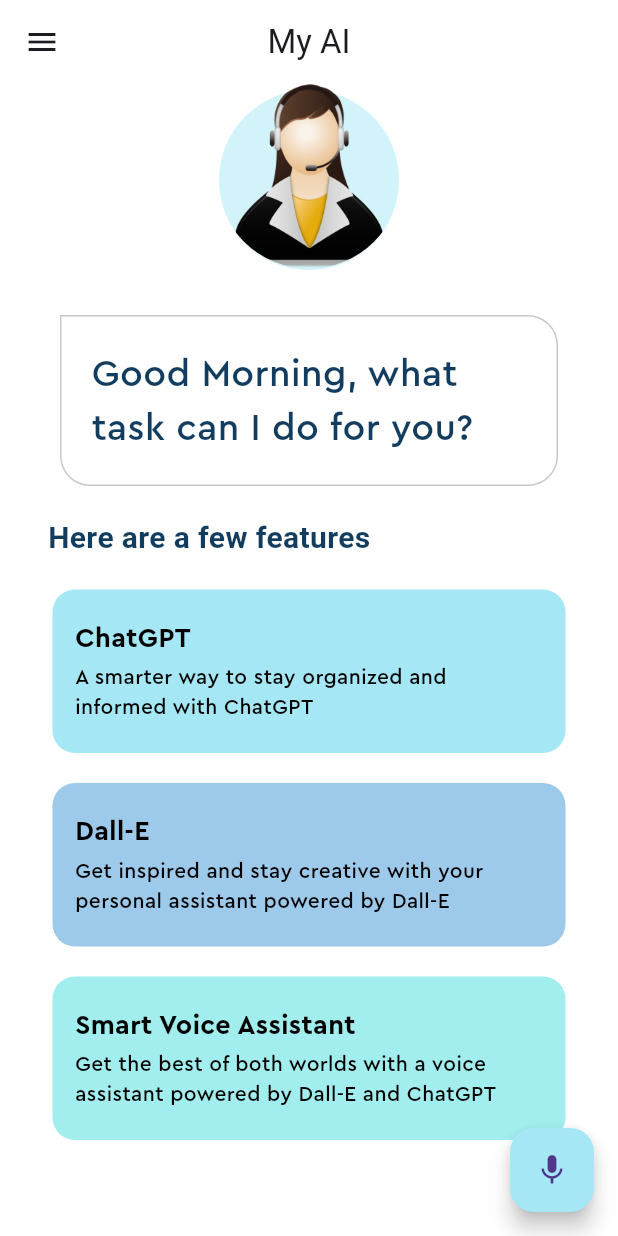
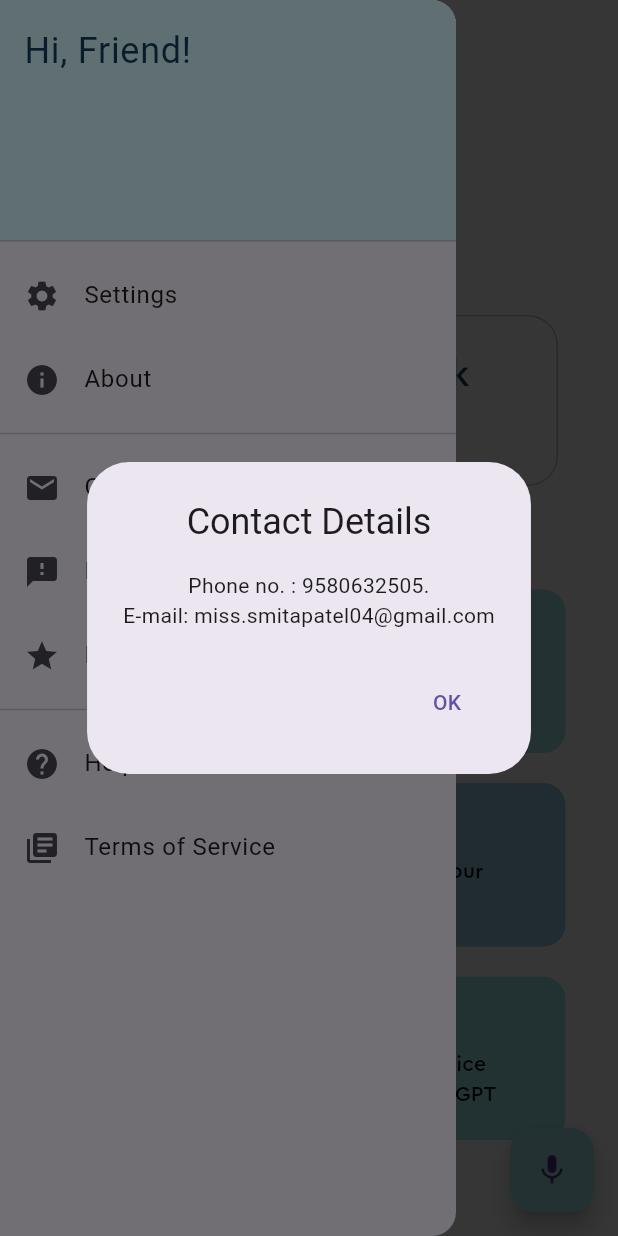
Before and after one commit to SmitaPatel19/My-AI, a Flutter app: the screen it shows after launch, after a tap on the "menu" icon, after a tap on "Contact Us", on a phone screen of 412 x 824 dp. Run offline on Flutter 3.47's test engine with Material 3 defaults, Android fonts, the phone set to English and light mode, and no system bars; our stand-ins replace animate_do, flutter_tts, speech_to_text.

Commit message:
fully prepared

```diff
--- a/lib/home_page.dart
+++ b/lib/home_page.dart
@@ -15,6 +15,7 @@ class HomePage extends StatefulWidget {
 }
 
 class _HomePageState extends State<HomePage> {
+
   final speechToText = SpeechToText();
   final flutterTts = FlutterTts();
   String lastWords = '';
@@ -124,9 +125,7 @@ class _HomePageState extends State<HomePage> {
               title: Text('Contact Us'),
               leading: Icon(Icons.mail), // Add an icon
               onTap: () {
-                // Handle the 'Contact Us' item tap
-                Navigator.pop(context); // Close the drawer
-                // Perform additional actions if needed
+                _showContactDialog();
               },
             ),
             ListTile(
@@ -227,7 +226,7 @@ class _HomePageState extends State<HomePage> {
                     padding: const EdgeInsets.symmetric(vertical: 10.0),
                     child: Text(
                       generatedContent == null
-                          ? 'Good Morning, what task can I do for you?'
+                          ? 'Hi, Friend!, what task can I do for you?'
                           : generatedContent!,
                       style: TextStyle(
                         fontFamily: 'Cera Pro',
@@ -255,7 +254,7 @@ class _HomePageState extends State<HomePage> {
                   alignment: Alignment.centerLeft,
                   margin: const EdgeInsets.only(top: 10, left: 22),
                   child: const Text(
-                    'Here are a few features',
+                    'Here are few features',
                     style: TextStyle(
                       color: Pallete.mainFontColor,
                       fontSize: 20,
@@ -341,10 +340,30 @@ class _HomePageState extends State<HomePage> {
       context: context,
       builder: (BuildContext context) {
         return AlertDialog(
-          title: Text('About'),
+          title: Text('About',textAlign: TextAlign.center,),
           content: Text('I am Smita Patel studying B.Tech in Computer'
               ' Science in Indian Institute of Information Technology. I build apps using  flutter, dart. '
-              'I am doing my best to upgrade my skills by building new projects',textAlign: TextAlign.center,),
+              'I am doing my best to upgrade my skills by building new projects.',textAlign: TextAlign.center,),
+          actions: [
+            TextButton(
+              onPressed: () {
+                Navigator.pop(context); // Close the dialog
+              },
+              child: Text('OK'),
+            ),
+          ],
+        );
+      },
+    );
+  }
+
+  void _showContactDialog() {
+    showDialog(
+      context: context,
+      builder: (BuildContext context) {
+        return AlertDialog(
+          title: Text('Contact Details',textAlign: TextAlign.center,),
+          content: Text('Phone no. : 9580632505.\nE-mail: miss.smitapatel04@gmail.com',textAlign: TextAlign.center,),
           actions: [
             TextButton(
               onPressed: () {
--- a/lib/openai_service.dart
+++ b/lib/openai_service.dart
@@ -49,6 +49,8 @@ class OpenAIService {
     }
   }
 
+
+
   Future<String> chatGPTAPI(String prompt) async {
     messages.add({
       'role': 'user',
@@ -84,6 +86,8 @@ class OpenAIService {
     }
   }
 
+
+
   Future<String> dallEAPI(String prompt) async {
     messages.add({
       'role': 'user',
--- a/lib/secrets.dart
+++ b/lib/secrets.dart
@@ -1 +1 @@
-const openAIAPIKey = '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';
+const openAIAPIKey = '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';
--- a/pubspec.yaml
+++ b/pubspec.yaml
@@ -35,9 +35,9 @@ dependencies:
   # The following adds the Cupertino Icons font to your application.
   # Use with the CupertinoIcons class for iOS style icons.
   cupertino_icons: ^1.0.2
-  speech_to_text: ^6.1.1
+  speech_to_text: ^6.5.1
   http: ^1.2.0
-  flutter_tts: ^3.6.3
+  flutter_tts: ^3.8.5
   animate_do: ^3.0.2
 
 dev_dependencies:
```
Also changed, not shown: 2 other files.
